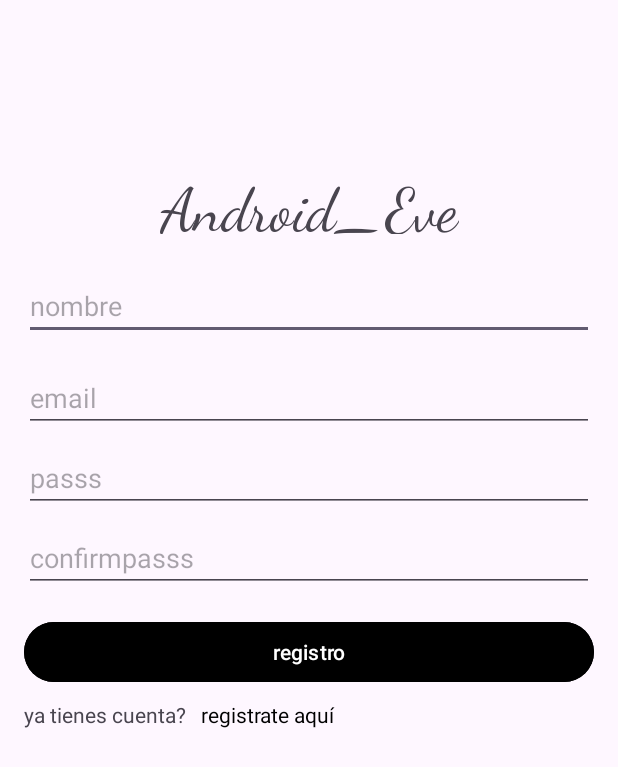
After one commit to Gonzalo689/Proyecto_-Eventos-Emerita, an Android app: the SignUp screen opened directly, with no data from a screen before it, on a phone screen of 412 x 824 dp. The commit adds this screen. Shown: the top 767 px of the screen. Run offline under Robolectric (Android 15) with nearby library versions, the phone set to English and light mode, and no system bars; our stand-ins replace Volley; network calls fail.

Commit message:
login y registro
login registro clase de usuario, metodos CRUD para usuario y nuevos endpoins de usuario

```diff
--- a/Android_EventosEmerita/app/build.gradle.kts
+++ b/Android_EventosEmerita/app/build.gradle.kts
@@ -51,6 +51,7 @@ dependencies {
     implementation("org.jetbrains.kotlin:kotlin-stdlib-jdk8")
     implementation("com.android.volley:volley:1.2.1")
     implementation("com.google.code.gson:gson:2.8.9")
+    implementation("androidx.preference:preference-ktx:1.2.1")
 
     testImplementation("junit:junit:4.13.2")
     androidTestImplementation("androidx.test.ext:junit:1.1.5")
--- a/Android_EventosEmerita/app/src/main/java/com/example/android_eventosemerita/activity/SplashScreen.kt
+++ b/Android_EventosEmerita/app/src/main/java/com/example/android_eventosemerita/activity/SplashScreen.kt
@@ -7,8 +7,8 @@ import android.os.Handler
 import com.example.android_eventosemerita.R
 import com.example.android_eventosemerita.api.Callback
 import com.example.android_eventosemerita.api.EventAPIClient
-import com.example.android_eventosemerita.api.model.Event
 import com.example.android_eventosemerita.databinding.ActivitySplashScreenBinding
+import com.example.android_eventosemerita.login.SignIn
 
 
 class SplashScreen : AppCompatActivity() {
@@ -32,7 +32,7 @@ class SplashScreen : AppCompatActivity() {
                 if (data.isNotEmpty() && data.equals("conect")) {
                     navigateToMain()
                 }else{
-                    Handler(mainLooper).postDelayed({ makeApiCall() }, 2000)
+                    Handler(mainLooper).postDelayed({ makeApiCall()}, 2000)
                 }
             }
 
@@ -44,7 +44,7 @@ class SplashScreen : AppCompatActivity() {
     }
 
     private fun navigateToMain() {
-        val intent = Intent(this, MainActivity::class.java)
+        val intent = Intent(this, SignIn::class.java)
         startActivity(intent)
         finish()
     }
--- a/Android_EventosEmerita/app/src/main/java/com/example/android_eventosemerita/notify/AlarmNotification.kt
+++ b/Android_EventosEmerita/app/src/main/java/com/example/android_eventosemerita/notify/AlarmNotification.kt
@@ -21,7 +21,6 @@ class AlarmNotification:BroadcastReceiver() {
 
     override fun onReceive(context: Context, intent: Intent?) {
 
-            // Obtener la lista de eventos del intent
         val events = intent?.getSerializableExtra("events") as? Event
         events?.let {
             createNotification(context, it)
@@ -31,7 +30,6 @@ class AlarmNotification:BroadcastReceiver() {
 
 
     private fun createNotification(context:Context, event:Event){
-
         val intent = Intent(context, SplashScreen::class.java).apply {
             flags = Intent.FLAG_ACTIVITY_NEW_TASK or Intent.FLAG_ACTIVITY_CLEAR_TASK
         }
--- /dev/null
+++ b/Android_EventosEmerita/app/src/main/res/layout/activity_sign_up.xml
@@ -0,0 +1,81 @@
+<?xml version="1.0" encoding="utf-8"?>
+<RelativeLayout xmlns:android="http://schemas.android.com/apk/res/android"
+    xmlns:app="http://schemas.android.com/apk/res-auto"
+    xmlns:tools="http://schemas.android.com/tools"
+    android:layout_width="match_parent"
+    android:layout_height="match_parent"
+    android:padding="16dp"
+    tools:context=".login.SignUp">
+
+    <TextView
+        android:id="@+id/textInstadam"
+        android:layout_width="200dp"
+        android:layout_height="40dp"
+        android:layout_centerHorizontal="true"
+        android:layout_marginTop="100dp"
+        android:fontFamily="cursive"
+        android:text="@string/app_name"
+        android:textAlignment="center"
+        android:textSize="40sp" />
+
+    <EditText
+        android:id="@+id/editTextUsername"
+        android:layout_width="match_parent"
+        android:layout_height="wrap_content"
+        android:layout_below="@id/textInstadam"
+        android:layout_marginTop="25dp"
+        android:hint="nombre"
+        android:inputType="text" />
+    <EditText
+        android:id="@+id/editTextEmailRegister"
+        android:layout_width="match_parent"
+        android:layout_height="wrap_content"
+        android:layout_below="@id/editTextUsername"
+        android:layout_marginTop="16dp"
+        android:hint="email"
+        android:inputType="textEmailAddress" />
+    <EditText
+        android:id="@+id/editTextPassword"
+        android:layout_width="match_parent"
+        android:layout_height="wrap_content"
+        android:layout_below="@id/editTextEmailRegister"
+        android:layout_marginTop="8dp"
+        android:hint="passs"
+        android:inputType="textPassword" />
+    <EditText
+        android:id="@+id/confirmPassword"
+        android:layout_width="match_parent"
+        android:layout_height="wrap_content"
+        android:layout_below="@id/editTextPassword"
+        android:layout_marginTop="8dp"
+        android:hint="confirmpasss"
+        android:inputType="textPassword" />
+    <Button
+        android:id="@+id/buttonRegis"
+        android:layout_width="match_parent"
+        android:layout_height="wrap_content"
+        android:layout_below="@id/confirmPassword"
+        android:layout_marginTop="16dp"
+        android:backgroundTint="@color/black"
+        android:text="registro" />
+    <TextView
+        android:id="@+id/textViewRegister"
+        android:layout_width="wrap_content"
+        android:layout_height="wrap_content"
+        android:layout_below="@id/buttonRegis"
+        android:layout_marginTop="8dp"
+        android:layout_marginEnd="10dp"
+        android:text="ya tienes cuenta?"/>
+
+    <TextView
+        android:id="@+id/buttonTextLogin"
+        android:layout_width="wrap_content"
+        android:layout_height="wrap_content"
+        android:layout_below="@id/buttonRegis"
+        android:layout_marginTop="8dp"
+        android:layout_toEndOf="@+id/textViewRegister"
+        android:text="registrate aquí"
+        android:textColor="@color/black"/>
+
+
+</RelativeLayout>
```
Also changed, not shown: Android_EventosEmerita/app/src/main/AndroidManifest.xml (+13 -8 lines), Android_EventosEmerita/app/src/main/java/com/example/android_eventosemerita/activity/MainActivity.kt (+26 -14 lines), Android_EventosEmerita/app/src/main/java/com/example/android_eventosemerita/api/UserAPIClient.kt (added, +139 -0 lines), Android_EventosEmerita/app/src/main/java/com/example/android_eventosemerita/api/model/User.kt (added, +12 -0 lines), Android_EventosEmerita/app/src/main/java/com/example/android_eventosemerita/login/EncryptionUtil.kt (added, +24 -0 lines), Android_EventosEmerita/app/src/main/java/com/example/android_eventosemerita/login/SignIn.kt (added, +154 -0 lines), Android_EventosEmerita/app/src/main/java/com/example/android_eventosemerita/login/SignUp.kt (added, +100 -0 lines), Android_EventosEmerita/app/src/main/res/layout/activity_sign_in.xml (added, +72 -0 lines), 3 other files.
